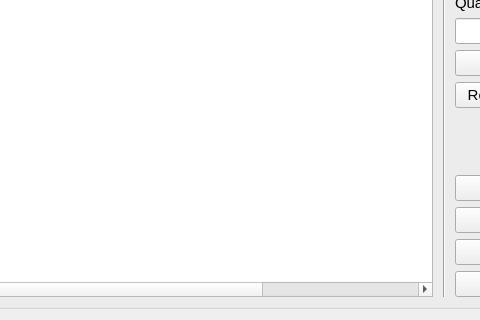
Before: the Qt Designer form estorecpp/ordercheckinwidget.ui in Watti/estorecpp, drawn with Qt 5; both pictures show x 87 to 567 and y 186 to 506 of the 727 by 506 pixel window.
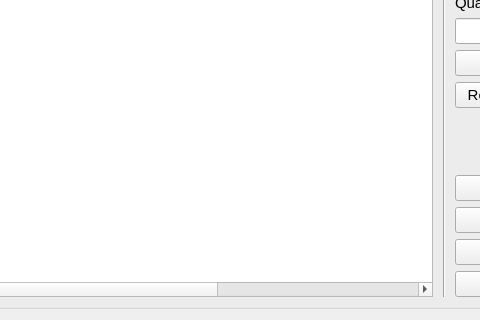
After: the same form once the commit is applied.

Commit message: item data added to the order checking table

Diff of the .ui file:
```diff
--- a/estorecpp/ordercheckinwidget.ui
+++ b/estorecpp/ordercheckinwidget.ui
@@ -1156,7 +1156,7 @@
            </font>
           </property>
           <property name="columnCount">
-           <number>6</number>
+           <number>7</number>
           </property>
           <column/>
           <column/>
@@ -1164,6 +1164,7 @@
           <column/>
           <column/>
           <column/>
+          <column/>
          </widget>
         </item>
        </layout>
```
The commit also changes 2 other files.
